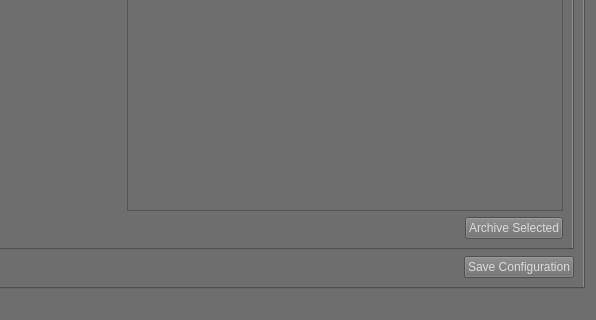
This is ui/superSaver_UI.ui in SleepDeprivedVFX/versionUp as Qt 5 draws it before an edit; both pictures show x 373 to 969 and y 378 to 698 of the 969 by 698 pixel window. The edited form follows.
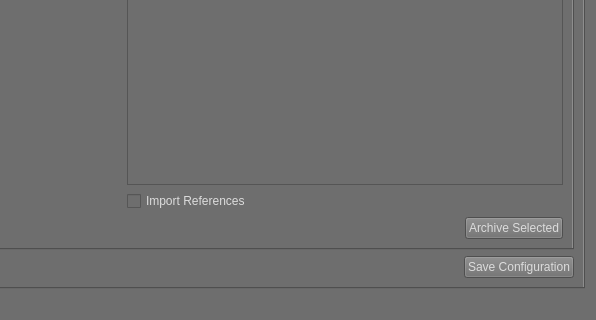
This is the edited form. The open tabs and pages were chosen to show the change.

Commit message: v1.3.8: Mostly working. A few small errors with the folder open, texture relinking and adding a dead zip as a sub to the main zip.  Easy peasy

What changed in the file:
```diff
--- a/ui/superSaver_UI.ui
+++ b/ui/superSaver_UI.ui
@@ -3108,6 +3108,13 @@
                  </column>
                 </widget>
                </item>
+               <item>
+                <widget class="QCheckBox" name="import_references">
+                 <property name="text">
+                  <string>Import References</string>
+                 </property>
+                </widget>
+               </item>
                <item>
                 <layout class="QHBoxLayout" name="horizontalLayout_45">
                  <item>
```
The commit also changes 2 other files.
